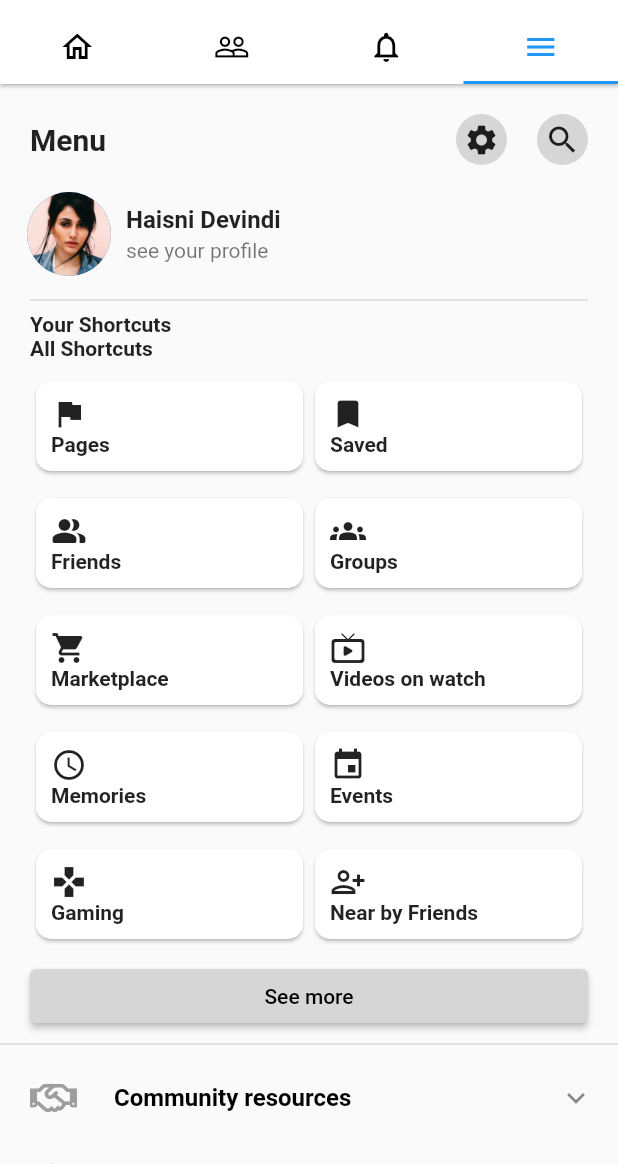
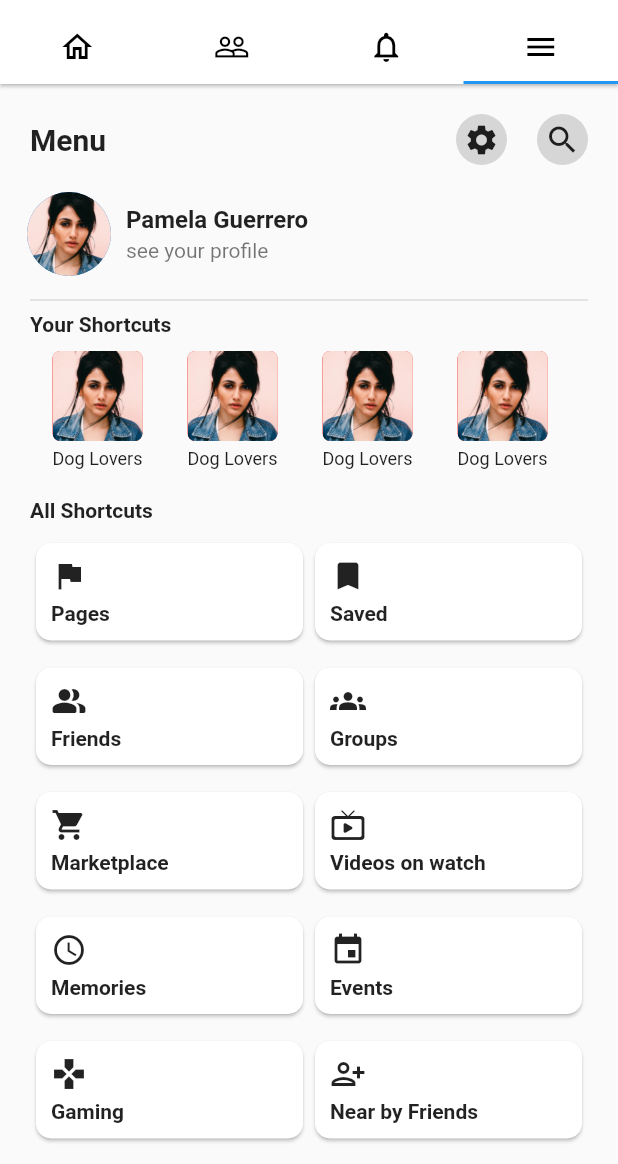
Before and after one commit to dinukakulatunga/flutter_facebook_UI_clone, a Flutter app: the screen it shows after launch, tab 4 chosen, on a phone screen of 412 x 824 dp, the part 72-1236 px from its top. Run offline on Flutter 3.47's test engine with Material 2 defaults, Android fonts, the phone set to English and light mode, and no system bars; our stand-ins replace font_awesome_flutter, story_view.

Commit message:
update UI

```diff
--- a/lib/main.dart
+++ b/lib/main.dart
@@ -1,6 +1,7 @@
 import 'package:facebook_clone/story_page_view.dart';
 import 'package:flutter/cupertino.dart';
 import 'package:flutter/material.dart';
+import 'package:flutter/rendering.dart';
 import 'package:font_awesome_flutter/font_awesome_flutter.dart';
 
 void main(List<String> args) {
@@ -22,8 +23,6 @@ class FacebookClone extends StatefulWidget {
   @override
   _FacebookCloneState createState() => _FacebookCloneState();
 }
-
-int _tabIndex = 0;
 
 bool isLiked = false;
 int likeCount = 286;
@@ -68,43 +67,32 @@ class _FacebookCloneState extends State<FacebookClone> {
             ),
           ],
           bottom: TabBar(
-              onTap: (int index) {
-                setState(() => _tabIndex = index);
-              },
+              // onTap: (int index) {
+              //   setState(() => _tabIndex = index);
+              // },
               labelColor: Colors.blue,
               tabs: [
                 Tab(
-                  icon: (_tabIndex != 0)
-                      ? Icon(
+                  icon: Icon(
                     Icons.home_outlined,
                     color: Colors.black,
-                        )
-                      : Icon(Icons.home, color: Colors.blue),
+                  ),
                 ),
                 Tab(
-                  icon: (_tabIndex != 1)
-                      ? Icon(
+                    icon: Icon(
                   Icons.people_outline,
                   color: Colors.black,
-                        )
-                      : Icon(Icons.people, color: Colors.blue),
-                ),
+                )),
                 Tab(
-                  icon: (_tabIndex != 2)
-                      ? Icon(
+                    icon: Icon(
                   Icons.notifications_outlined,
                   color: Colors.black,
-                        )
-                      : Icon(Icons.notifications, color: Colors.blue),
-                ),
+                )),
                 Tab(
-                  icon: (_tabIndex != 3)
-                      ? Icon(
+                    icon: Icon(
                   Icons.menu_outlined,
                   color: Colors.black,
-                        )
-                      : Icon(Icons.menu, color: Colors.blue),
-                ),
+                )),
               ]),
         ),
         body: TabBarView(
@@ -780,54 +768,48 @@ class _FacebookCloneState extends State<FacebookClone> {
                   SizedBox(
                     height: 10,
                   ),
-                  for (var i = 0; i < 10; i++) ...[
-                    Row(
-                      children: [
-                        CircleAvatar(
-                            radius: 40,
-                            backgroundImage:
-                                AssetImage('assets/profile_picture.jpg')),
-                        SizedBox(
-                          width: 10,
-                        ),
-                        Expanded(
-                          child: Column(
-                            children: [
-                              Row(
-                                children: [
-                                  Text('Noroshani Sandamali'),
-                                  Spacer(),
-                                  Text('23w'),
-                                ],
-                              ),
-                              Row(
-                                children: [
-                                  Expanded(
-                                    child: ElevatedButton(
-                                        onPressed: () {},
-                                        child: Text('Confirm')),
-                                  ),
-                                  SizedBox(
-                                    width: 10,
-                                  ),
-                                  Expanded(
-                                    child: ElevatedButton(
-                                        style: ElevatedButton.styleFrom(
-                                            primary: Colors.grey[350]),
-                                        onPressed: () {},
-                                        child: Text('Delete')),
-                                  )
-                                ],
-                              )
-                            ],
-                          ),
-                        )
-                      ],
-                    ),
+                  friendRequest('assets/people/people_1.jpg', 'Lucia Abbott'),
                   SizedBox(
                     height: 10,
-                    )
-                  ]
+                  ),
+                  friendRequest('assets/people/people_2.jpg', 'Sanai Trujillo'),
+                  SizedBox(
+                    height: 10,
+                  ),
+                  friendRequest('assets/people/people_3.jpg', 'Fiona Maynard'),
+                  SizedBox(
+                    height: 10,
+                  ),
+                  friendRequest('assets/people/people_4.jpg', 'Luca Mclean'),
+                  SizedBox(
+                    height: 10,
+                  ),
+                  friendRequest('assets/people/people_5.jpg', 'Mira Matthews'),
+                  SizedBox(
+                    height: 10,
+                  ),
+                  friendRequest(
+                      'assets/people/people_6.jpg', 'Jennifer Nicholson'),
+                  SizedBox(
+                    height: 10,
+                  ),
+                  friendRequest('assets/people/people_7.jpg', 'Landin Charles'),
+                  SizedBox(
+                    height: 10,
+                  ),
+                  friendRequest('assets/people/people_8.jpg', 'Lexi Collins'),
+                  SizedBox(
+                    height: 10,
+                  ),
+                  friendRequest(
+                      'assets/people/people_1.jpg', 'Peyton Harrington'),
+                  SizedBox(
+                    height: 10,
+                  ),
+                  friendRequest('assets/people/people_2.jpg', 'Emerson Pope'),
+                  SizedBox(
+                    height: 10,
+                  ),
                 ],
               ),
             ),
@@ -869,12 +851,12 @@ class _FacebookCloneState extends State<FacebookClone> {
                     ListTile(
                         onTap: () {},
                         tileColor:
-                            ((i == 2) || i == 5) ? Colors.cyan[100] : null,
+                            ((i == 2) || i == 5) ? Colors.blue[50] : null,
                         horizontalTitleGap: 8,
                         leading: CircleAvatar(
                             radius: 30,
                             backgroundImage:
-                                AssetImage('assets/profile_picture.jpg')),
+                                AssetImage('assets/people/people_3.jpg')),
                         title: RichText(
                           text: TextSpan(
                               style: new TextStyle(
@@ -883,7 +865,7 @@ class _FacebookCloneState extends State<FacebookClone> {
                               ),
                               children: [
                                 TextSpan(
-                                    text: 'Hasiini Devindi ',
+                                    text: 'Maddison Lutz ',
                                     style:
                                         TextStyle(fontWeight: FontWeight.bold)),
                                 TextSpan(text: 'Commented on your post')
@@ -940,7 +922,7 @@ class _FacebookCloneState extends State<FacebookClone> {
                         radius: 30,
                         backgroundImage:
                             AssetImage('assets/profile_picture.jpg')),
-                    title: Text('Haisni Devindi',
+                    title: Text('Pamela Guerrero',
                         style: TextStyle(fontWeight: FontWeight.bold)),
                     subtitle: Text('see your profile'),
                   ),
@@ -954,10 +936,68 @@ class _FacebookCloneState extends State<FacebookClone> {
                         ),
                         Text('Your Shortcuts',
                             style: TextStyle(fontWeight: FontWeight.bold)),
-
-                        ///
-                        /// ListViewBuilder
-                        ///
+                        SizedBox(
+                          height: 10,
+                        ),
+                        Container(
+                          padding: EdgeInsets.symmetric(horizontal: 10),
+                          height: 98,
+                          child: ListView(
+                            scrollDirection: Axis.horizontal,
+                            children: [
+                              shortcutListItem(
+                                  'assets/profile_picture.jpg', 'Dog Lovers'),
+                              SizedBox(
+                                width: 20,
+                              ),
+                              shortcutListItem(
+                                  'assets/profile_picture.jpg', 'Dog Lovers'),
+                              SizedBox(
+                                width: 20,
+                              ),
+                              shortcutListItem(
+                                  'assets/profile_picture.jpg', 'Dog Lovers'),
+                              SizedBox(
+                                width: 20,
+                              ),
+                              shortcutListItem(
+                                  'assets/profile_picture.jpg', 'Dog Lovers'),
+                              SizedBox(
+                                width: 20,
+                              ),
+                              shortcutListItem(
+                                  'assets/profile_picture.jpg', 'Dog Lovers'),
+                              SizedBox(
+                                width: 20,
+                              ),
+                              shortcutListItem(
+                                  'assets/profile_picture.jpg', 'Dog Lovers'),
+                              SizedBox(
+                                width: 20,
+                              ),
+                              shortcutListItem(
+                                  'assets/profile_picture.jpg', 'Dog Lovers'),
+                              SizedBox(
+                                width: 20,
+                              ),
+                              shortcutListItem(
+                                  'assets/profile_picture.jpg', 'Dog Lovers'),
+                              SizedBox(
+                                width: 20,
+                              ),
+                              shortcutListItem(
+                                  'assets/profile_picture.jpg', 'Dog Lovers'),
+                              SizedBox(
+                                width: 20,
+                              ),
+                              shortcutListItem(
+                                  'assets/profile_picture.jpg', 'Dog Lovers'),
+                              SizedBox(
+                                width: 20,
+                              ),
+                            ],
+                          ),
+                        ),
                         Text('All Shortcuts',
                             style: TextStyle(fontWeight: FontWeight.bold)),
                         SizedBox(
@@ -965,8 +1005,8 @@ class _FacebookCloneState extends State<FacebookClone> {
                         ),
                         Row(
                           children: [
-                            shortcutsItem(Icons.flag, 'Pages'),
-                            shortcutsItem(Icons.bookmark, 'Saved'),
+                            allShortcutCard(Icons.flag, 'Pages'),
+                            allShortcutCard(Icons.bookmark, 'Saved'),
                           ],
                         ),
                         SizedBox(
@@ -974,8 +1014,9 @@ class _FacebookCloneState extends State<FacebookClone> {
                         ),
                         Row(
                           children: [
-                            shortcutsItem(Icons.people_alt_rounded, 'Friends'),
-                            shortcutsItem(Icons.groups, 'Groups'),
+                            allShortcutCard(
+                                Icons.people_alt_rounded, 'Friends'),
+                            allShortcutCard(Icons.groups, 'Groups'),
                           ],
                         ),
                         SizedBox(
@@ -983,8 +1024,8 @@ class _FacebookCloneState extends State<FacebookClone> {
                         ),
                         Row(
                           children: [
-                            shortcutsItem(Icons.shopping_cart, 'Marketplace'),
-                            shortcutsItem(
+                            allShortcutCard(Icons.shopping_cart, 'Marketplace'),
+                            allShortcutCard(
                                 Icons.live_tv_rounded, 'Videos on watch'),
                           ],
                         ),
@@ -993,8 +1034,8 @@ class _FacebookCloneState extends State<FacebookClone> {
                         ),
                         Row(
                           children: [
-                            shortcutsItem(Icons.access_time, 'Memories'),
-                            shortcutsItem(Icons.event, 'Events'),
+                            allShortcutCard(Icons.access_time, 'Memories'),
+                            allShortcutCard(Icons.event, 'Events'),
                           ],
                         ),
                         SizedBox(
@@ -1002,8 +1043,8 @@ class _FacebookCloneState extends State<FacebookClone> {
                         ),
                         Row(
                           children: [
-                            shortcutsItem(Icons.gamepad, 'Gaming'),
-                            shortcutsItem(
+                            allShortcutCard(Icons.gamepad, 'Gaming'),
+                            allShortcutCard(
                                 Icons.person_add_alt, 'Near by Friends'),
                           ],
                         ),
@@ -1055,7 +1096,7 @@ class _FacebookCloneState extends State<FacebookClone> {
                       leading:
                           Icon(Icons.settings, color: Colors.grey, size: 30),
                       title: Text(
-                        'Community resources',
+                        'Settings and privacy',
                         style: TextStyle(
                             color: Colors.black, fontWeight: FontWeight.bold),
                       ),
@@ -1089,7 +1130,7 @@ class _FacebookCloneState extends State<FacebookClone> {
 }
 
 // settings page all shortcut card
-Widget shortcutsItem(icon, title) {
+Widget allShortcutCard(icon, title) {
   return Expanded(
     child: Card(
       shape: RoundedRectangleBorder(borderRadius: BorderRadius.circular(10)),
@@ -1103,12 +1144,87 @@ Widget shortcutsItem(icon, title) {
             crossAxisAlignment: CrossAxisAlignment.start,
             children: [
               Icon(icon),
+              SizedBox(
+                height: 5,
+              ),
               Text(title, style: TextStyle(fontWeight: FontWeight.bold))
             ],
           ),
         ),
       ),
     ),
+  );
+}
+
+Widget friendRequest(imageUrl, name) {
+  return Row(
+    children: [
+      CircleAvatar(radius: 40, backgroundImage: AssetImage(imageUrl)),
+      SizedBox(
+        width: 10,
+      ),
+      Expanded(
+        child: Column(
+          children: [
+            Row(
+              children: [
+                Text(name),
+                Spacer(),
+                Text(
+                  '23w',
+                  style: TextStyle(color: Colors.grey),
+                ),
+              ],
+            ),
+            Row(
+              children: [
+                Expanded(
+                  child:
+                      ElevatedButton(onPressed: () {}, child: Text('Confirm')),
+                ),
+                SizedBox(
+                  width: 10,
+                ),
+                Expanded(
+                  child: ElevatedButton(
+                      style:
+                          ElevatedButton.styleFrom(primary: Colors.grey[350]),
+                      onPressed: () {},
+                      child: Text('Delete')),
+                )
+              ],
+            )
+          ],
+        ),
+      )
+    ],
+  );
+}
+
+Widget shortcutListItem(image, text) {
+  return Column(
+    children: [
+      Container(
+        width: 60,
+        height: 60,
+        decoration: BoxDecoration(
+          image: DecorationImage(image: AssetImage(image), fit: BoxFit.cover),
+          color: Colors.red,
+          borderRadius: BorderRadius.circular(5),
+        ),
+      ),
+      SizedBox(
+        height: 5,
+      ),
+      Container(
+        width: 70,
+        child: Text(
+          text,
+          style: TextStyle(fontSize: 12),
+          textAlign: TextAlign.center,
+        ),
+      ),
+    ],
   );
 }
 
```
Lines whose indentation alone changed are shown as unchanged.
